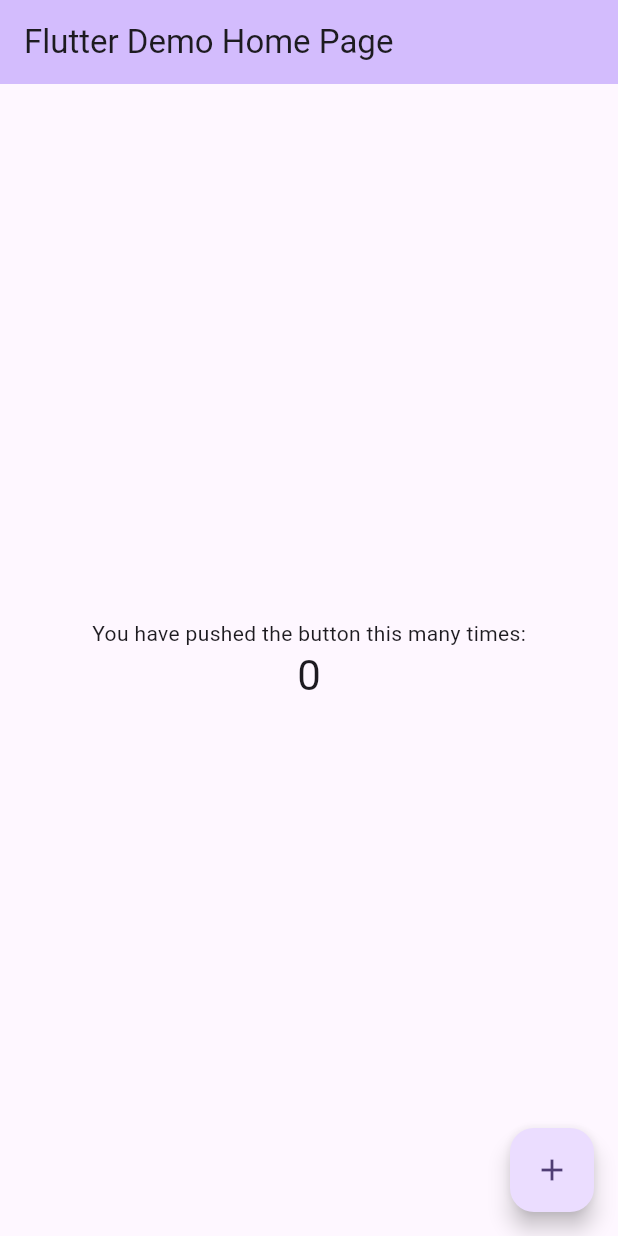
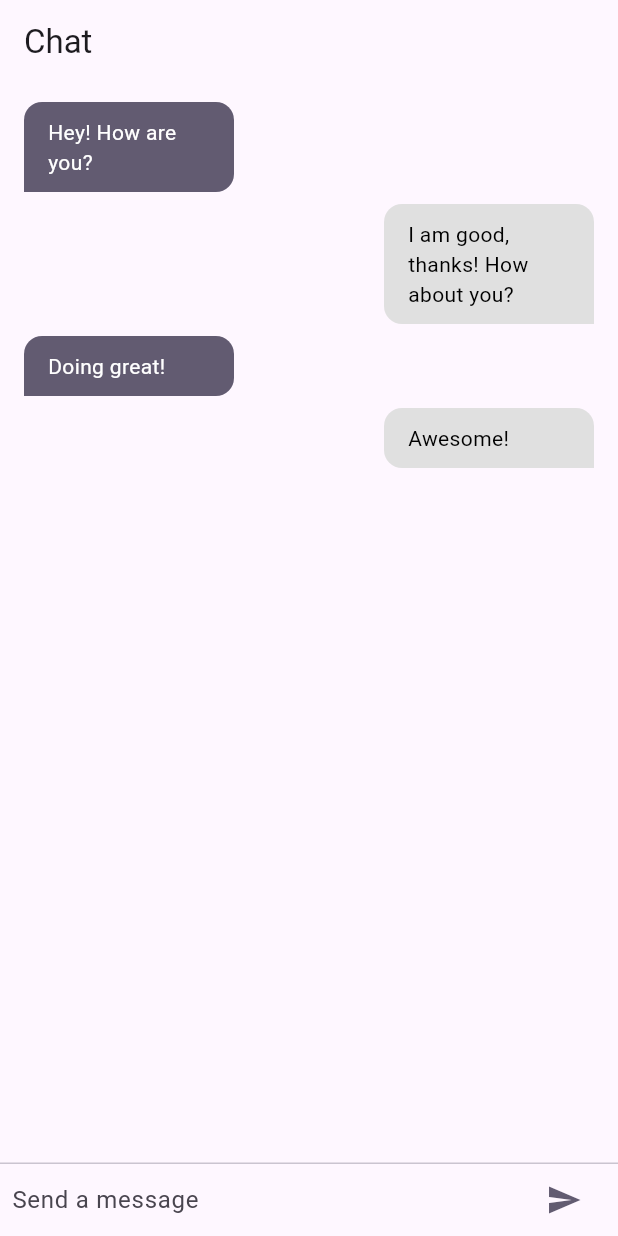
Before and after one commit to could-ai/019a9ba2-94a1-7d64-b1c1-c8255dd5d331, a Flutter app: the screen it shows after launch, on a phone screen of 412 x 824 dp. Run offline on Flutter 3.47's test engine with Material 3 defaults, Android fonts, the phone set to English and light mode, and no system bars.

Commit message:
我已将 `main.dart` 文件中的默认计数器应用替换为新的 `ChatScreen` 作为应用的主屏幕。同时，我更新了应用的主题，使其更适合聊天应用的外观和感觉，并设置了应用的标题为“Chat App”。; 我创建了 `chat_screen.dart` 文件，它包含了聊天应用的核心界面。这个界面包括一个用于显示消息列表的 `ListView` 和一个底部的文本输入框，用户可以通过它来发送新消息。目前，我使用了一个包含示例对话的静态消息列表来模拟聊天过程。发送消息的逻辑也已实现，新消息会被添加到列表中并显示在屏幕上。; 我创建了 `message_bubble.dart` 文件，其中定义了一个 `MessageBubble` 小部件。这个小部件负责以气泡形式展示单条聊天消息。它会根据消息是由当前用户发送还是由对方发送，来决定气泡在屏幕上的对齐方式（左或右）以及背景颜色，从而清晰地区分对话双方。

```diff
--- /dev/null
+++ b/usr/lib/chat_screen.dart
@@ -0,0 +1,89 @@
+import 'package:flutter/material.dart';
+import 'package:couldai_user_app/message_bubble.dart';
+
+class ChatScreen extends StatefulWidget {
+  const ChatScreen({super.key});
+
+  @override
+  State<ChatScreen> createState() => _ChatScreenState();
+}
+
+class _ChatScreenState extends State<ChatScreen> {
+  final List<Map<String, String>> _messages = [
+    {'sender': 'other', 'text': 'Hey! How are you?'},
+    {'sender': 'me', 'text': 'I am good, thanks! How about you?'},
+    {'sender': 'other', 'text': 'Doing great!'},
+    {'sender': 'me', 'text': 'Awesome!'},
+  ];
+  final TextEditingController _textController = TextEditingController();
+
+  void _handleSubmitted(String text) {
+    _textController.clear();
+    if (text.isNotEmpty) {
+      setState(() {
+        _messages.add({'sender': 'me', 'text': text});
+      });
+    }
+  }
+
+  @override
+  Widget build(BuildContext context) {
+    return Scaffold(
+      appBar: AppBar(
+        title: const Text('Chat'),
+      ),
+      body: Column(
+        children: <Widget>[
+          Expanded(
+            child: ListView.builder(
+              padding: const EdgeInsets.all(8.0),
+              reverse: false,
+              itemCount: _messages.length,
+              itemBuilder: (_, int index) {
+                final message = _messages[index];
+                return MessageBubble(
+                  text: message['text']!,
+                  isMe: message['sender'] == 'me',
+                );
+              },
+            ),
+          ),
+          const Divider(height: 1.0),
+          Container(
+            decoration: BoxDecoration(color: Theme.of(context).cardColor),
+            child: _buildTextComposer(),
+          ),
+        ],
+      ),
+    );
+  }
+
+  Widget _buildTextComposer() {
+    return IconTheme(
+      data: IconThemeData(color: Theme.of(context).colorScheme.secondary),
+      child: Container(
+        margin: const EdgeInsets.symmetric(horizontal: 8.0),
+        child: Row(
+          children: <Widget>[
+            Flexible(
+              child: TextField(
+                controller: _textController,
+                onSubmitted: _handleSubmitted,
+                decoration: const InputDecoration.collapsed(
+                  hintText: 'Send a message',
+                ),
+              ),
+            ),
+            Container(
+              margin: const EdgeInsets.symmetric(horizontal: 4.0),
+              child: IconButton(
+                icon: const Icon(Icons.send),
+                onPressed: () => _handleSubmitted(_textController.text),
+              ),
+            ),
+          ],
+        ),
+      ),
+    );
+  }
+}
--- a/usr/lib/main.dart
+++ b/usr/lib/main.dart
@@ -1,4 +1,5 @@
 import 'package:flutter/material.dart';
+import 'package:couldai_user_app/chat_screen.dart';
 
 void main() {
   runApp(const MyApp());
@@ -7,114 +8,16 @@ void main() {
 class MyApp extends StatelessWidget {
   const MyApp({super.key});
 
-  // This widget is the root of your application.
   @override
   Widget build(BuildContext context) {
     return MaterialApp(
-      title: 'Flutter Demo',
+      title: 'Chat App',
       debugShowCheckedModeBanner: false,
       theme: ThemeData(
-        // This is the theme of your application.
-        //
-        // TRY THIS: Try running your application with "flutter run". You'll see
-        // the application has a purple toolbar. Then, without quitting the app,
-        // try changing the seedColor in the colorScheme below to Colors.green
-        // and then invoke "hot reload" (save your changes or press the "hot
-        // reload" button in a Flutter-supported IDE, or press "r" if you used
-        // the command line to start the app).
-        //
-        // Notice that the counter didn't reset back to zero; the application
-        // state is not lost during the reload. To reset the state, use hot
-        // restart instead.
-        //
-        // This works for code too, not just values: Most code changes can be
-        // tested with just a hot reload.
-        colorScheme: ColorScheme.fromSeed(seedColor: Colors.deepPurple),
+        primarySwatch: Colors.blue,
+        visualDensity: VisualDensity.adaptivePlatformDensity,
       ),
-      home: const MyHomePage(title: 'Flutter Demo Home Page'),
+      home: const ChatScreen(),
     );
   }
 }
-
-class MyHomePage extends StatefulWidget {
-  const MyHomePage({super.key, required this.title});
-
-  // This widget is the home page of your application. It is stateful, meaning
-  // that it has a State object (defined below) that contains fields that affect
-  // how it looks.
-
-  // This class is the configuration for the state. It holds the values (in this
-  // case the title) provided by the parent (in this case the App widget) and
-  // used by the build method of the State. Fields in a Widget subclass are
-  // always marked "final".
-
-  final String title;
-
-  @override
-  State<MyHomePage> createState() => _MyHomePageState();
-}
-
-class _MyHomePageState extends State<MyHomePage> {
-  int _counter = 0;
-
-  void _incrementCounter() {
-    setState(() {
-      // This call to setState tells the Flutter framework that something has
-      // changed in this State, which causes it to rerun the build method below
-      // so that the display can reflect the updated values. If we changed
-      // _counter without calling setState(), then the build method would not be
-      // called again, and so nothing would appear to happen.
-      _counter++;
-    });
-  }
-
-  @override
-  Widget build(BuildContext context) {
-    // This method is rerun every time setState is called, for instance as done
-    // by the _incrementCounter method above.
-    //
-    // The Flutter framework has been optimized to make rerunning build methods
-    // fast, so that you can just rebuild anything that needs updating rather
-    // than having to individually change instances of widgets.
-    return Scaffold(
-      appBar: AppBar(
-        // TRY THIS: Try changing the color here to a specific color (to
-        // Colors.amber, perhaps?) and trigger a hot reload to see the AppBar
-        // change color while the other colors stay the same.
-        backgroundColor: Theme.of(context).colorScheme.inversePrimary,
-        // Here we take the value from the MyHomePage object that was created by
-        // the App.build method, and use it to set our appbar title.
-        title: Text(widget.title),
-      ),
-      body: Center(
-        // Center is a layout widget. It takes a single child and positions it
-        // in the middle of the parent.
-        child: Column(
-          // Column is also a layout widget. It takes a list of children and
-          // arranges them vertically. By default, it sizes itself to fit its
-          // children horizontally, and tries to be as tall as its parent.
-          //
-          // Column has various properties to control how it sizes itself and
-          // how it positions its children. Here we use mainAxisAlignment to
-          // center the children vertically; the main axis here is the vertical
-          // axis because Columns are vertical (the cross axis would be
-          // horizontal).
-          //
-          // TRY THIS: Invoke "debug painting" (choose the "Toggle Debug Paint"
-          // action in the IDE, or press "p" in the console), to see the
-          // wireframe for each widget.
-          mainAxisAlignment: MainAxisAlignment.center,
-          children: <Widget>[
-            const Text('You have pushed the button this many times:'),
-            Text('$_counter', style: Theme.of(context).textTheme.headlineMedium),
-          ],
-        ),
-      ),
-      floatingActionButton: FloatingActionButton(
-        onPressed: _incrementCounter,
-        tooltip: 'Increment',
-        child: const Icon(Icons.add),
-      ), // This trailing comma makes auto-formatting nicer for build methods.
-    );
-  }
-}
--- /dev/null
+++ b/usr/lib/message_bubble.dart
@@ -0,0 +1,41 @@
+import 'package:flutter/material.dart';
+
+class MessageBubble extends StatelessWidget {
+  const MessageBubble({
+    super.key,
+    required this.text,
+    required this.isMe,
+  });
+
+  final String text;
+  final bool isMe;
+
+  @override
+  Widget build(BuildContext context) {
+    return Row(
+      mainAxisAlignment: isMe ? MainAxisAlignment.end : MainAxisAlignment.start,
+      children: <Widget>[
+        Container(
+          decoration: BoxDecoration(
+            color: isMe ? Colors.grey[300] : Theme.of(context).colorScheme.secondary,
+            borderRadius: BorderRadius.only(
+              topLeft: const Radius.circular(12),
+              topRight: const Radius.circular(12),
+              bottomLeft: isMe ? const Radius.circular(12) : const Radius.circular(0),
+              bottomRight: isMe ? const Radius.circular(0) : const Radius.circular(12),
+            ),
+          ),
+          width: 140,
+          padding: const EdgeInsets.symmetric(vertical: 10, horizontal: 16),
+          margin: const EdgeInsets.symmetric(vertical: 4, horizontal: 8),
+          child: Text(
+            text,
+            style: TextStyle(
+              color: isMe ? Colors.black : Colors.white,
+            ),
+          ),
+        ),
+      ],
+    );
+  }
+}
```
